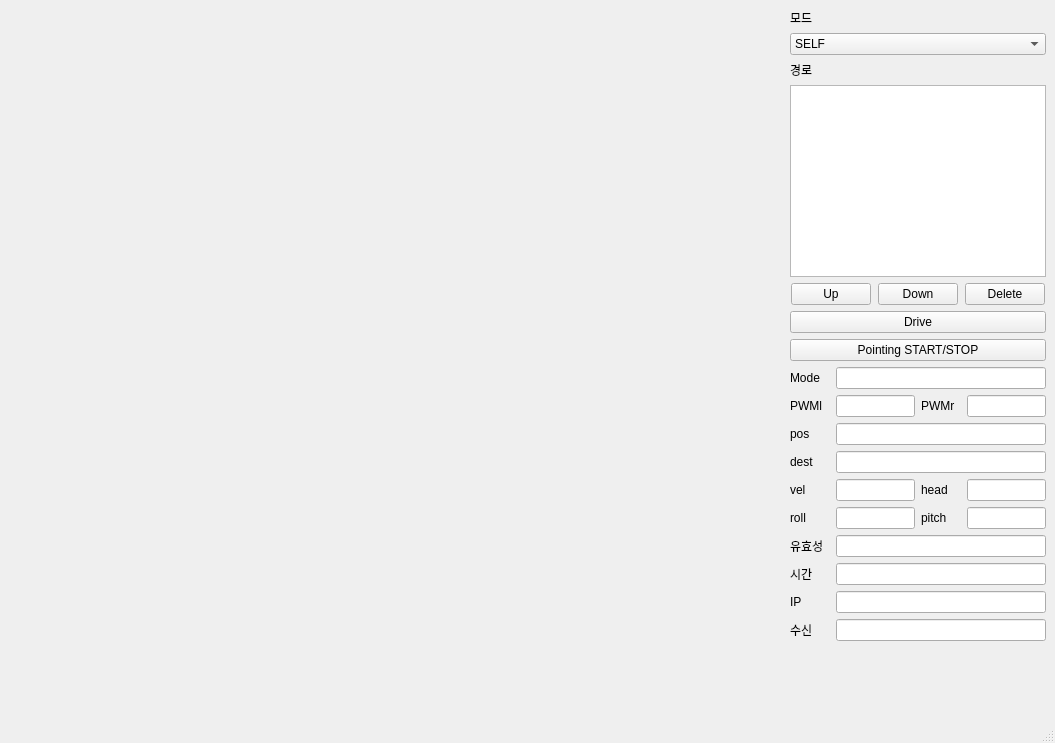
First picture: the form in Base_Map/V5.2_using_haversine/V1_UI.ui, repository dup06087/Automatic_driving_ship, before the edit.
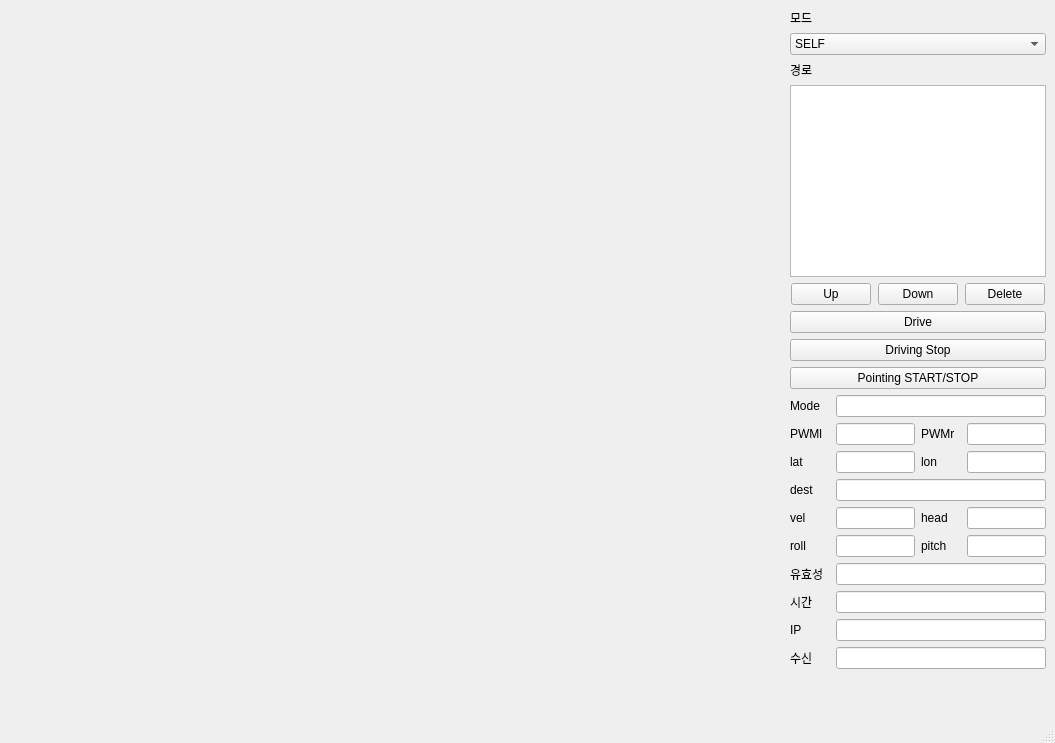
Second picture: the form after the edit.

Patch:
```diff
--- a/Base_Map/V5.2_using_haversine/V1_UI.ui
+++ b/Base_Map/V5.2_using_haversine/V1_UI.ui
@@ -122,6 +122,13 @@
           </property>
          </widget>
         </item>
+        <item>
+         <widget class="QPushButton" name="btn_stop_driving">
+          <property name="text">
+           <string>Driving Stop</string>
+          </property>
+         </widget>
+        </item>
         <item>
          <widget class="QPushButton" name="btn_pointing">
           <property name="text">
@@ -233,7 +240,7 @@
           <item>
            <widget class="QLabel" name="label_6">
             <property name="sizePolicy">
-             <sizepolicy hsizetype="Fixed" vsizetype="Minimum">
+             <sizepolicy hsizetype="Fixed" vsizetype="Preferred">
               <horstretch>0</horstretch>
               <verstretch>0</verstretch>
              </sizepolicy>
@@ -251,20 +258,41 @@
              </size>
             </property>
             <property name="text">
-             <string>pos</string>
+             <string>lat</string>
             </property>
            </widget>
           </item>
           <item>
-           <widget class="QLineEdit" name="edit_position">
+           <widget class="QLineEdit" name="edit_latitude"/>
+          </item>
+          <item>
+           <widget class="QLabel" name="lbl_longitude">
             <property name="sizePolicy">
-             <sizepolicy hsizetype="Expanding" vsizetype="Fixed">
+             <sizepolicy hsizetype="Fixed" vsizetype="Preferred">
               <horstretch>0</horstretch>
               <verstretch>0</verstretch>
              </sizepolicy>
             </property>
+            <property name="minimumSize">
+             <size>
+              <width>40</width>
+              <height>0</height>
+             </size>
+            </property>
+            <property name="maximumSize">
+             <size>
+              <width>40</width>
+              <height>16777215</height>
+             </size>
+            </property>
+            <property name="text">
+             <string>lon</string>
+            </property>
            </widget>
           </item>
+          <item>
+           <widget class="QLineEdit" name="edit_longitude"/>
+          </item>
          </layout>
         </item>
         <item>
```
Left out of the diff: 25 changed lines with no effect on the pictures.
